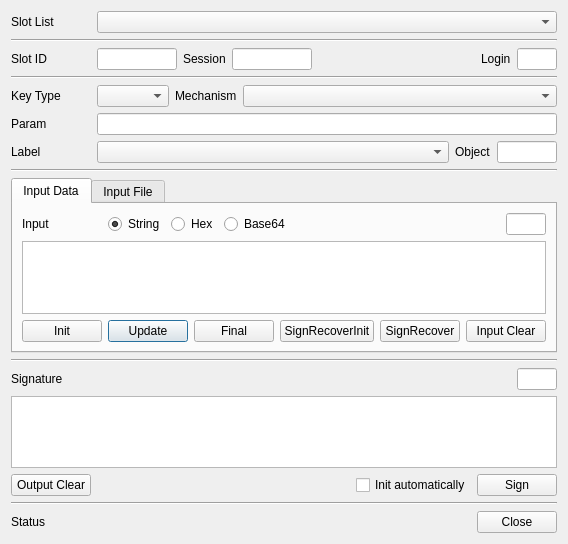
Old version of the form CryptokiMan/sign_dlg.ui in the repository jykim74/CryptokiMan.
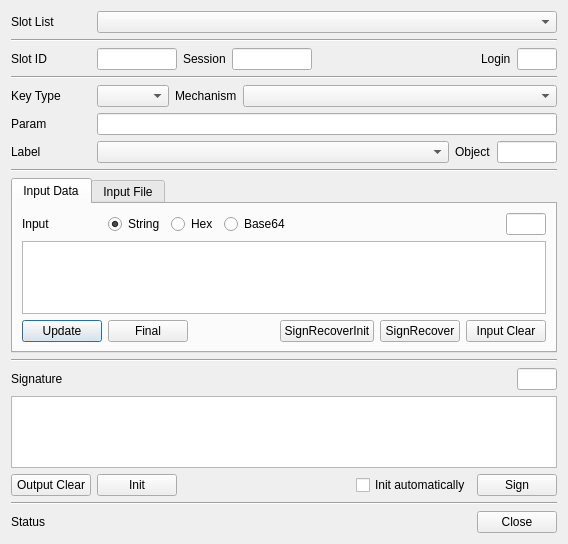
New version of the form.

```diff
--- a/CryptokiMan/sign_dlg.ui
+++ b/CryptokiMan/sign_dlg.ui
@@ -394,13 +394,6 @@
            </property>
           </widget>
          </item>
-         <item row="0" column="0">
-          <widget class="QPushButton" name="mInitBtn">
-           <property name="text">
-            <string>Init</string>
-           </property>
-          </widget>
-         </item>
          <item row="0" column="3">
           <spacer name="horizontalSpacer_6">
            <property name="orientation">
@@ -881,6 +874,13 @@
        </property>
       </widget>
      </item>
+     <item>
+      <widget class="QPushButton" name="mInitBtn">
+       <property name="text">
+        <string>Init</string>
+       </property>
+      </widget>
+     </item>
      <item>
       <spacer name="horizontalSpacer">
        <property name="orientation">
```
